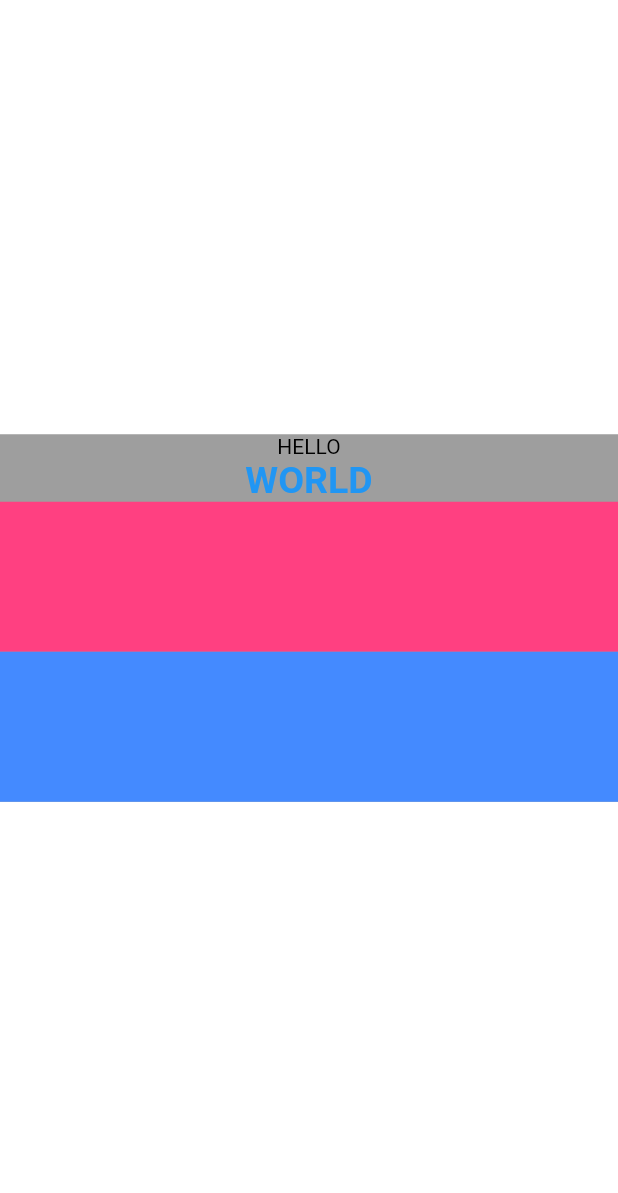
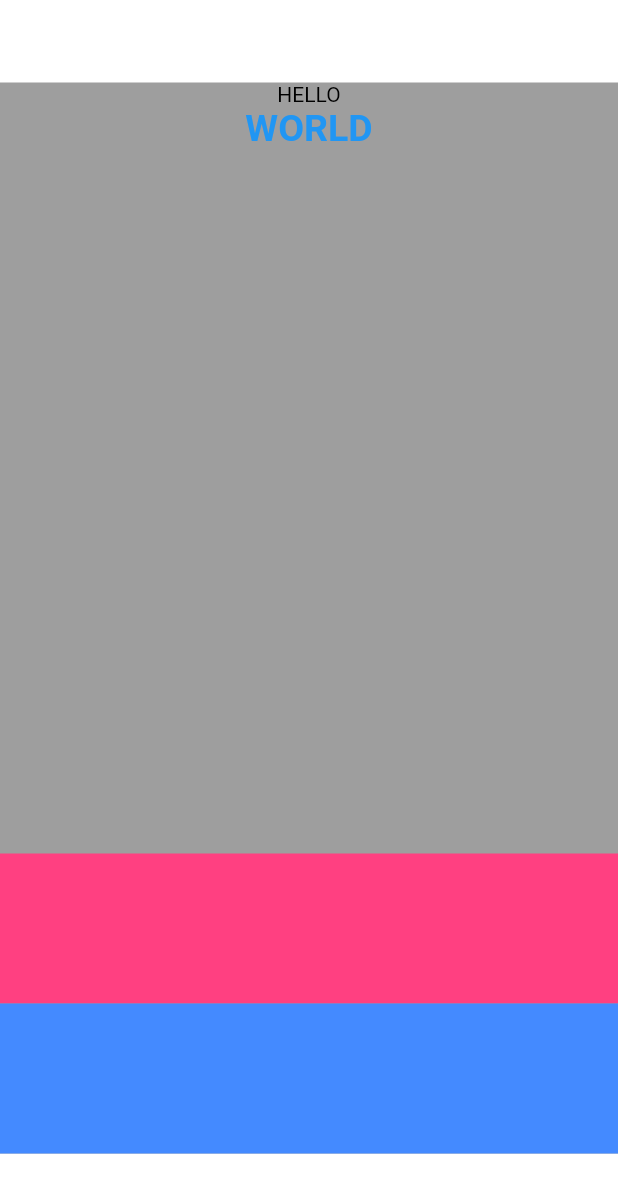
Before and after one commit to AngelCruzL/flutter-widgets, a Flutter app: the screen it shows after launch, on a phone screen of 412 x 824 dp. Shown: the top 1193 px of the screen. Run offline on Flutter 3.47's test engine with Material 2 defaults, Android fonts, the phone set to English and light mode, and no system bars.

Commit message:
Add column spacer example

```diff
--- a/lib/widgets/column.dart
+++ b/lib/widgets/column.dart
@@ -14,11 +14,10 @@ class MyColumn extends StatelessWidget {
         padding: const EdgeInsets.symmetric(
           vertical: 55,
         ),
-        child: Center(
         child: Container(
           color: Colors.grey,
           child: Column(
-              mainAxisSize: MainAxisSize.min,
+            mainAxisAlignment: MainAxisAlignment.spaceBetween,
             children: [
               const Text('HELLO'),
               const Text(
@@ -29,10 +28,13 @@ class MyColumn extends StatelessWidget {
                   fontWeight: FontWeight.bold,
                 ),
               ),
+              const Spacer(),
+              // const SizedBox(height: 20),
               Container(
                 height: 100,
                 color: Colors.pinkAccent,
               ),
+              // const SizedBox(height: 100),
               Container(
                 height: 100,
                 color: Colors.blueAccent,
@@ -41,7 +43,6 @@ class MyColumn extends StatelessWidget {
           ),
         ),
       ),
-      ),
     );
   }
 }
```
Lines whose indentation alone changed are shown as unchanged.
